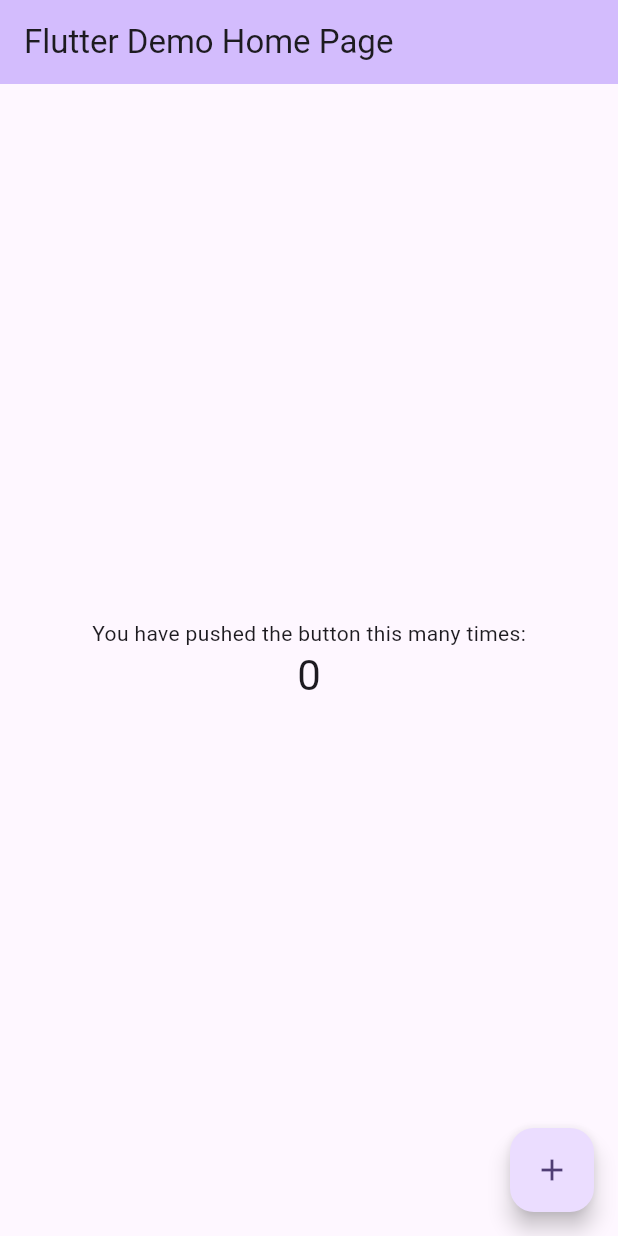
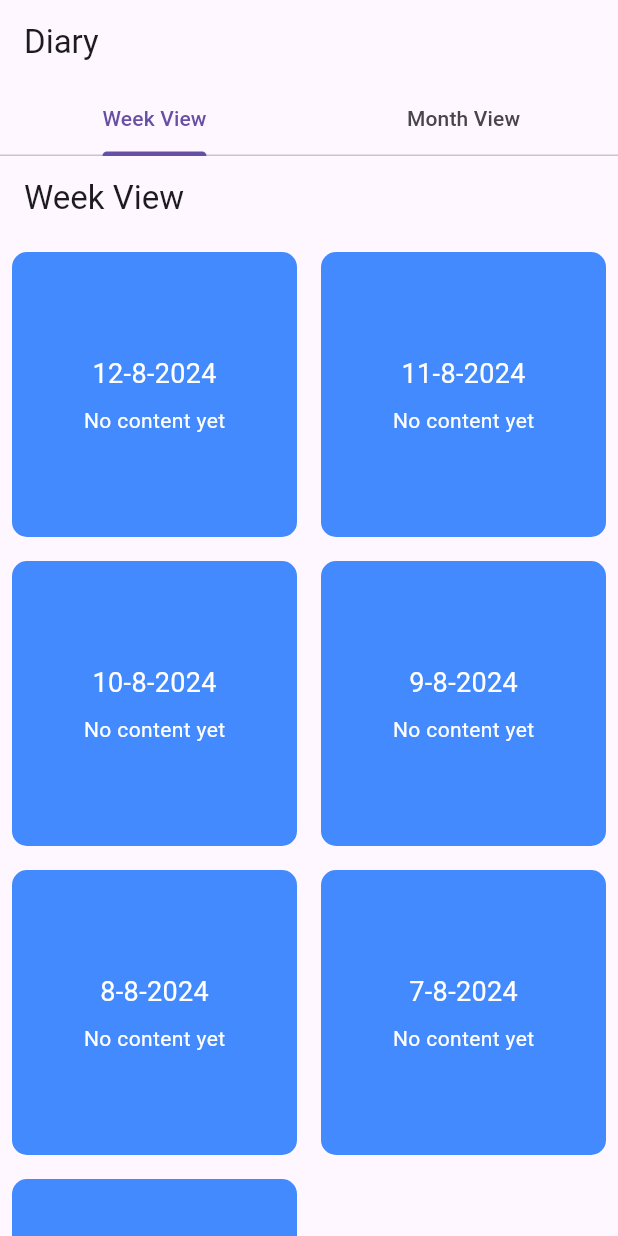
Before and after one commit to scy02718/smart_diary, a Flutter app: the screen it shows after launch, on a phone screen of 412 x 824 dp. Run offline on Flutter 3.47's test engine with Material 3 defaults, Android fonts, the phone set to English and light mode, and no system bars.

Commit message:
Added simple diary features implementation and test cases
Added following features:
- Able to view diary in different views (weekly and monthly)
- Able to add and edit diary contents
- Test cases for different views and actions
- Made code maintainable and expandable

```diff
--- a/mobile/lib/main.dart
+++ b/mobile/lib/main.dart
@@ -1,125 +1,55 @@
+// main.dart
 import 'package:flutter/material.dart';
+import 'screens/week_view.dart';
+import 'screens/month_view.dart';
+import 'models/diary_entry.dart';
 
 void main() {
-  runApp(const MyApp());
+  runApp(DiaryApp());
 }
 
-class MyApp extends StatelessWidget {
-  const MyApp({super.key});
+class DiaryApp extends StatelessWidget {
+  const DiaryApp({super.key});
 
-  // This widget is the root of your application.
   @override
   Widget build(BuildContext context) {
+    // Mock data for demonstration purposes
+    List<DiaryEntry> weekEntries = List.generate(
+      7,
+      (index) => DiaryEntry(date: DateTime.now().subtract(Duration(days: index))),
+    );
+
+    List<List<DiaryEntry>> monthEntries = List.generate(
+      4,
+      (index) => List.generate(
+        7,
+        (i) => DiaryEntry(date: DateTime.now().subtract(Duration(days: i + index * 7))),
+      ),
+    );
+
     return MaterialApp(
-      title: 'Flutter Demo',
-      theme: ThemeData(
-        // This is the theme of your application.
-        //
-        // TRY THIS: Try running your application with "flutter run". You'll see
-        // the application has a purple toolbar. Then, without quitting the app,
-        // try changing the seedColor in the colorScheme below to Colors.green
-        // and then invoke "hot reload" (save your changes or press the "hot
-        // reload" button in a Flutter-supported IDE, or press "r" if you used
-        // the command line to start the app).
-        //
-        // Notice that the counter didn't reset back to zero; the application
-        // state is not lost during the reload. To reset the state, use hot
-        // restart instead.
-        //
-        // This works for code too, not just values: Most code changes can be
-        // tested with just a hot reload.
-        colorScheme: ColorScheme.fromSeed(seedColor: Colors.deepPurple),
-        useMaterial3: true,
+      title: 'Diary App',
+      theme: ThemeData(primarySwatch: Colors.blue),
+      home: DefaultTabController(
+        length: 2,
+        child: Scaffold(
+          appBar: AppBar(
+            title: const Text('Diary'),
+            bottom: const TabBar(
+              tabs: [
+                Tab(text: 'Week View'),
+                Tab(text: 'Month View'),
+              ],
+            ),
+          ),
+          body: TabBarView(
+            children: [
+              WeekView(weekEntries: weekEntries),
+              MonthView(monthEntries: monthEntries),
+            ],
+          ),
+        ),
       ),
-      home: const MyHomePage(title: 'Flutter Demo Home Page'),
     );
   }
 }
-
-class MyHomePage extends StatefulWidget {
-  const MyHomePage({super.key, required this.title});
-
-  // This widget is the home page of your application. It is stateful, meaning
-  // that it has a State object (defined below) that contains fields that affect
-  // how it looks.
-
-  // This class is the configuration for the state. It holds the values (in this
-  // case the title) provided by the parent (in this case the App widget) and
-  // used by the build method of the State. Fields in a Widget subclass are
-  // always marked "final".
-
-  final String title;
-
-  @override
-  State<MyHomePage> createState() => _MyHomePageState();
-}
-
-class _MyHomePageState extends State<MyHomePage> {
-  int _counter = 0;
-
-  void _incrementCounter() {
-    setState(() {
-      // This call to setState tells the Flutter framework that something has
-      // changed in this State, which causes it to rerun the build method below
-      // so that the display can reflect the updated values. If we changed
-      // _counter without calling setState(), then the build method would not be
-      // called again, and so nothing would appear to happen.
-      _counter++;
-    });
-  }
-
-  @override
-  Widget build(BuildContext context) {
-    // This method is rerun every time setState is called, for instance as done
-    // by the _incrementCounter method above.
-    //
-    // The Flutter framework has been optimized to make rerunning build methods
-    // fast, so that you can just rebuild anything that needs updating rather
-    // than having to individually change instances of widgets.
-    return Scaffold(
-      appBar: AppBar(
-        // TRY THIS: Try changing the color here to a specific color (to
-        // Colors.amber, perhaps?) and trigger a hot reload to see the AppBar
-        // change color while the other colors stay the same.
-        backgroundColor: Theme.of(context).colorScheme.inversePrimary,
-        // Here we take the value from the MyHomePage object that was created by
-        // the App.build method, and use it to set our appbar title.
-        title: Text(widget.title),
-      ),
-      body: Center(
-        // Center is a layout widget. It takes a single child and positions it
-        // in the middle of the parent.
-        child: Column(
-          // Column is also a layout widget. It takes a list of children and
-          // arranges them vertically. By default, it sizes itself to fit its
-          // children horizontally, and tries to be as tall as its parent.
-          //
-          // Column has various properties to control how it sizes itself and
-          // how it positions its children. Here we use mainAxisAlignment to
-          // center the children vertically; the main axis here is the vertical
-          // axis because Columns are vertical (the cross axis would be
-          // horizontal).
-          //
-          // TRY THIS: Invoke "debug painting" (choose the "Toggle Debug Paint"
-          // action in the IDE, or press "p" in the console), to see the
-          // wireframe for each widget.
-          mainAxisAlignment: MainAxisAlignment.center,
-          children: <Widget>[
-            const Text(
-              'You have pushed the button this many times:',
-            ),
-            Text(
-              '$_counter',
-              style: Theme.of(context).textTheme.headlineMedium,
-            ),
-          ],
-        ),
-      ),
-      floatingActionButton: FloatingActionButton(
-        onPressed: _incrementCounter,
-        tooltip: 'Increment',
-        child: const Icon(Icons.add),
-      ), // This trailing comma makes auto-formatting nicer for build methods.
-    );
-  }
-}
--- /dev/null
+++ b/mobile/lib/models/diary_entry.dart
@@ -0,0 +1,7 @@
+// models/diary_entry.dart
+class DiaryEntry {
+  final DateTime date;
+  String content;
+
+  DiaryEntry({required this.date, this.content = ''});
+}
--- /dev/null
+++ b/mobile/lib/screens/week_view.dart
@@ -0,0 +1,37 @@
+// screens/week_view.dart
+import 'package:flutter/material.dart';
+import '../models/diary_entry.dart';
+import '../widgets/diary_entry_tile.dart';
+import 'entry_detail_view.dart';
+
+class WeekView extends StatelessWidget {
+  final List<DiaryEntry> weekEntries;
+
+  const WeekView({required this.weekEntries});
+
+  @override
+  Widget build(BuildContext context) {
+    return Scaffold(
+      appBar: AppBar(title: const Text('Week View')),
+      body: GridView.builder(
+        gridDelegate: const SliverGridDelegateWithFixedCrossAxisCount(
+          crossAxisCount: 2,
+        ),
+        itemCount: weekEntries.length,
+        itemBuilder: (context, index) {
+          return DiaryEntryTile(
+            entry: weekEntries[index],
+            onTap: () {
+              Navigator.push(
+                context,
+                MaterialPageRoute(
+                  builder: (context) => EntryDetailView(entry: weekEntries[index]),
+                ),
+              );
+            },
+          );
+        },
+      ),
+    );
+  }
+}
--- /dev/null
+++ b/mobile/lib/widgets/diary_entry_tile.dart
@@ -0,0 +1,41 @@
+// widgets/diary_entry_tile.dart
+import 'package:flutter/material.dart';
+import '../models/diary_entry.dart';
+
+class DiaryEntryTile extends StatelessWidget {
+  final DiaryEntry entry;
+  final VoidCallback onTap;
+
+  const DiaryEntryTile({super.key, required this.entry, required this.onTap});
+
+  @override
+  Widget build(BuildContext context) {
+    return GestureDetector(
+      onTap: onTap,
+      child: Container(
+        margin: const EdgeInsets.all(8.0),
+        padding: const EdgeInsets.all(16.0),
+        decoration: BoxDecoration(
+          color: Colors.blueAccent,
+          borderRadius: BorderRadius.circular(10.0),
+        ),
+        child: Column(
+          mainAxisAlignment: MainAxisAlignment.center,
+          children: [
+            Text(
+              '${entry.date.day}-${entry.date.month}-${entry.date.year}',
+              style: const TextStyle(color: Colors.white, fontSize: 18),
+            ),
+            const SizedBox(height: 8.0),
+            Text(
+              entry.content.isEmpty ? 'No content yet' : entry.content,
+              style: const TextStyle(color: Colors.white),
+              maxLines: 2,
+              overflow: TextOverflow.ellipsis,
+            ),
+          ],
+        ),
+      ),
+    );
+  }
+}
```
Also changed, not shown: mobile/lib/screens/entry_detail_view.dart (added, +61 -0 lines), mobile/lib/screens/month_view.dart (added, +46 -0 lines), 6 other files.
